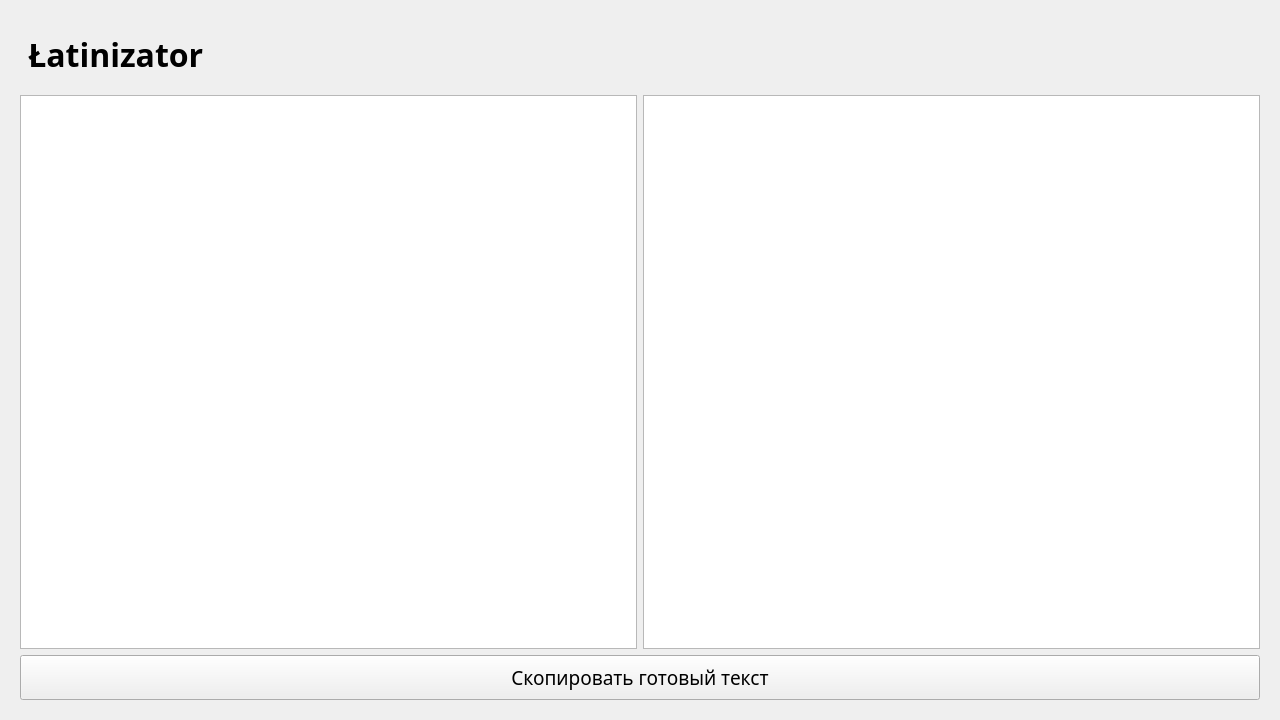
Above: main.ui from venterum/Latinizator before the change. Below: the same form after it.
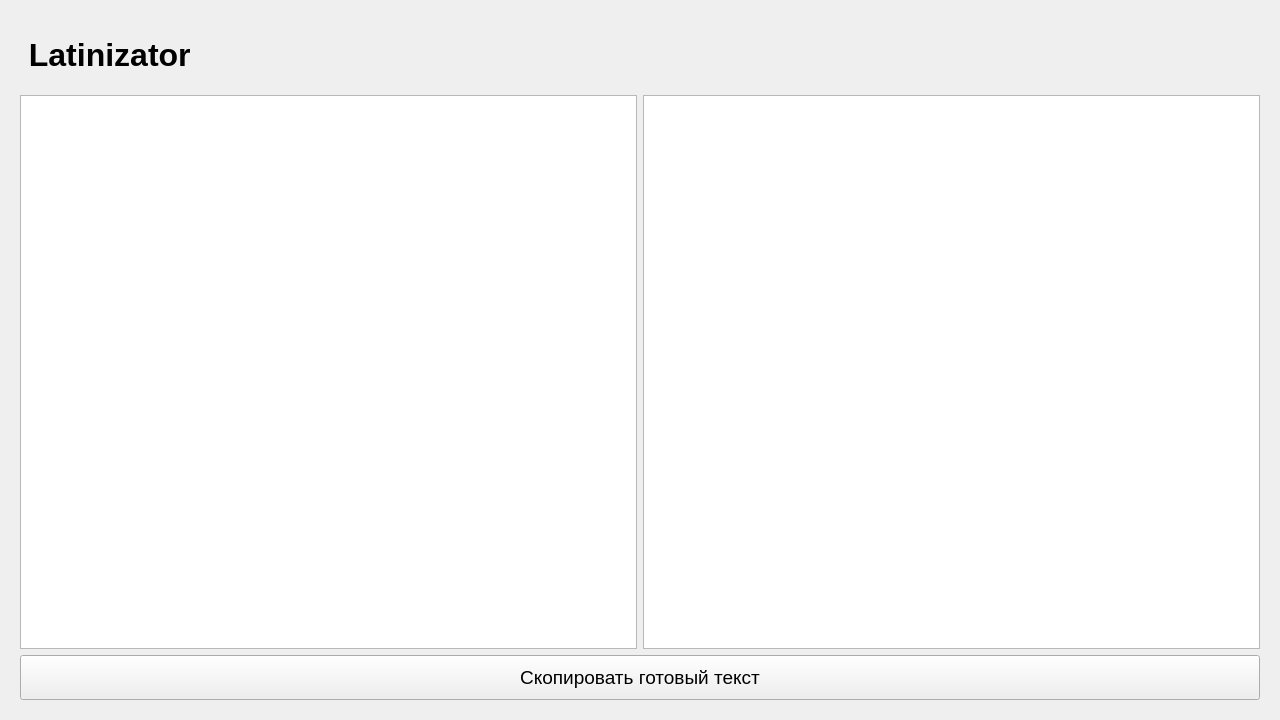
That is the form after the change.

Commit message: Функция вынесена в отдельный файл, исправлены ошибки

```diff
--- a/main.ui
+++ b/main.ui
@@ -33,14 +33,14 @@
        <widget class="QLabel" name="label">
         <property name="font">
          <font>
-          <family>Google Sans Medium</family>
+          <family>Segoe UI</family>
           <pointsize>24</pointsize>
           <weight>75</weight>
           <bold>true</bold>
          </font>
         </property>
         <property name="text">
-         <string> Łatinizator</string>
+         <string> Latinizator</string>
         </property>
        </widget>
       </item>
@@ -92,7 +92,7 @@
       </property>
       <property name="font">
        <font>
-        <family>Google Sans</family>
+        <family>Segoe UI</family>
         <pointsize>14</pointsize>
        </font>
       </property>
```
Left out of the diff: 4 changed lines with no effect on the pictures. The commit also changes 2 other files.
